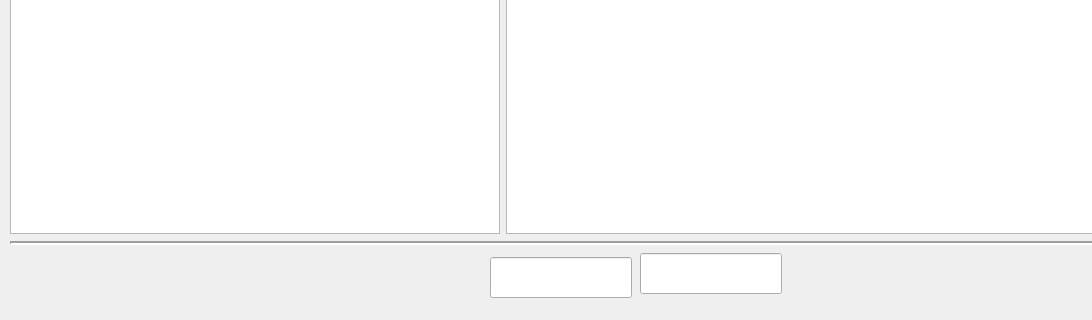
Old version of the form siteApps/CDMSTester/CDMSTesterApp/project/Tester.ui in the repository Sangil-Lee/Work; both pictures show x 0 to 1092 and y 557 to 877 of the 1257 by 877 pixel window.
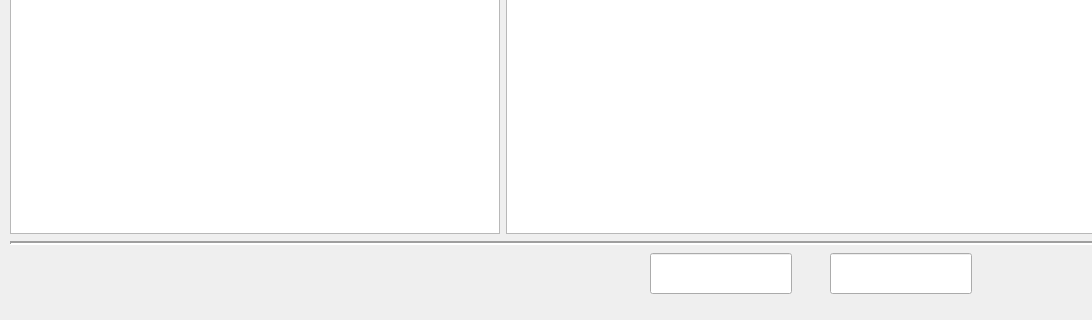
New version of the form. Custom widgets are drawn as their Qt base class.

```diff
--- a/siteApps/CDMSTester/CDMSTesterApp/project/Tester.ui
+++ b/siteApps/CDMSTester/CDMSTesterApp/project/Tester.ui
@@ -98,21 +98,6 @@
     <bool>true</bool>
    </property>
   </widget>
-  <widget class="QEDescriptionLabel" name="qedescriptionlabel">
-   <property name="geometry">
-    <rect>
-     <x>40</x>
-     <y>825</y>
-     <width>451</width>
-     <height>21</height>
-    </rect>
-   </property>
-   <property name="font">
-    <font>
-     <pointsize>12</pointsize>
-    </font>
-   </property>
-  </widget>
   <widget class="QWidget" name="horizontalLayoutWidget">
    <property name="geometry">
     <rect>
@@ -342,8 +327,8 @@
   <widget class="QELineEdit" name="qelinestart">
    <property name="geometry">
     <rect>
-     <x>490</x>
-     <y>814</y>
+     <x>650</x>
+     <y>810</y>
      <width>142</width>
      <height>41</height>
     </rect>
@@ -358,7 +343,7 @@
   <widget class="QELineEdit" name="qelinestop">
    <property name="geometry">
     <rect>
-     <x>640</x>
+     <x>830</x>
      <y>810</y>
      <width>142</width>
      <height>41</height>
@@ -506,16 +491,6 @@
    <extends>QEAnalogIndicator</extends>
    <header>QEAnalogProgressBar.h</header>
   </customwidget>
-  <customwidget>
-   <class>QELabel</class>
-   <extends>QLabel</extends>
-   <header>QELabel.h</header>
-  </customwidget>
-  <customwidget>
-   <class>QEDescriptionLabel</class>
-   <extends>QELabel</extends>
-   <header>QEDescriptionLabel.h</header>
-  </customwidget>
   <customwidget>
    <class>QELineEdit</class>
    <extends>QLineEdit</extends>
```
